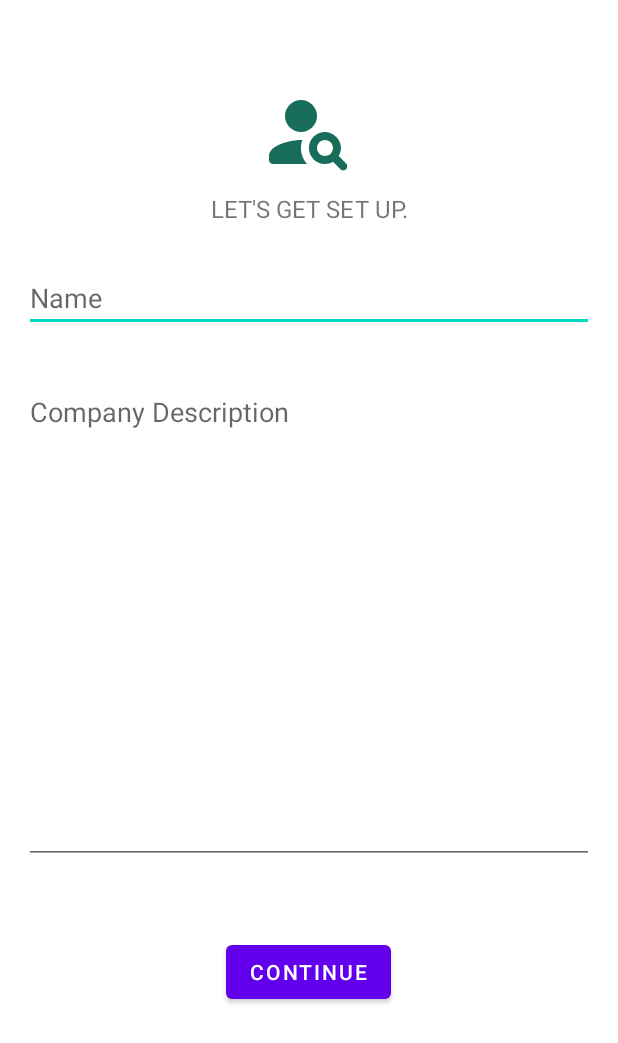
After one commit to MichaelG922/Smarternships, an Android app: the CreateAccountDetailsActivity screen opened directly, with no data from a screen before it, on a phone screen of 412 x 824 dp. The commit adds this screen. Shown: the top 1043 px of the screen. Run offline under Robolectric (Android 15) with nearby library versions, the phone set to English and light mode, and no system bars.

Commit message:
Flushed out create account and added second page to get name and details. The name and details are then saved to the firebase.

```diff
--- a/app/src/main/java/com/example/smarternships/data/model/DataBase.kt
+++ b/app/src/main/java/com/example/smarternships/data/model/DataBase.kt
@@ -12,6 +12,11 @@ class DataBase {
             var users = FirebaseDatabase.getInstance().getReference("users")
             users.child(id).child("username").setValue(name)
         }
+
+        public fun createUser(id: String, user: User) {
+            var users = FirebaseDatabase.getInstance().getReference("users")
+            users.child(id).setValue(user)
+        }
     }
 
 
--- /dev/null
+++ b/app/src/main/java/com/example/smarternships/ui/account/CreateAccountDetailsActivity.kt
@@ -0,0 +1,72 @@
+package com.example.smarternships.ui.account
+
+import android.os.Bundle
+import android.view.View
+import android.widget.Button
+import android.widget.EditText
+import android.widget.Toast
+import androidx.appcompat.app.AppCompatActivity
+import com.example.smarternships.R
+import com.example.smarternships.data.model.DataBase
+import com.example.smarternships.data.model.User
+
+
+class CreateAccountDetailsActivity : AppCompatActivity() {
+
+    private lateinit var mContinueButton: Button
+    private lateinit var mNameTextView: EditText
+    private lateinit var mDescriptionTextView: EditText
+
+    override fun onCreate(savedInstanceState: Bundle?) {
+        super.onCreate(savedInstanceState)
+        supportActionBar?.hide()
+
+        setContentView(R.layout.create_account_details)
+
+        val i = intent
+        val b = i.extras
+
+        val isIntern = b?.getBoolean("ISINTERN");
+
+        mContinueButton = findViewById<View>(R.id.continue_button) as Button
+        mNameTextView = findViewById<View>(R.id.name_editText) as EditText
+        mDescriptionTextView = findViewById<View>(R.id.description_editText) as EditText
+
+        if (isIntern == true) {
+            mDescriptionTextView.hint = "Resume";
+        } else {
+            mDescriptionTextView.hint = "Company Description";
+        }
+
+        mContinueButton.setOnClickListener {
+            var mNameString = mNameTextView.text.toString()
+            var mDescriptionString = mDescriptionTextView.text.toString()
+
+            if(mNameString.isEmpty() || mDescriptionString.isEmpty()) {
+                if (mNameString.isEmpty()) {
+                    Toast.makeText(
+                        this,
+                        "Empty Name Name Field not allowed!",
+                        Toast.LENGTH_SHORT
+                    ).show();
+                }
+
+                if (mDescriptionString.isEmpty()) {
+                    Toast.makeText(
+                        this,
+                        "Empty Description Field not allowed!",
+                        Toast.LENGTH_SHORT
+                    ).show();
+                }
+            }else{
+                var user = isIntern?.let { isInt -> User(mNameString, mDescriptionString, isInt) }
+                if (user != null) {
+                    DataBase.createUser("2", user)
+                    Toast.makeText(applicationContext, "Account Created", Toast.LENGTH_SHORT).show()
+                }
+                // TODO send user to their account
+                // startActivity(Intent())
+            }
+        }
+    }
+}
--- a/app/src/main/java/com/example/smarternships/ui/account/ViewAccount.kt
+++ b/app/src/main/java/com/example/smarternships/ui/account/ViewAccountActivity.kt
@@ -12,7 +12,7 @@ import androidx.appcompat.app.AppCompatActivity
 import com.example.smarternships.R
 import com.example.smarternships.data.model.DataBase
 
-class ViewAccount: AppCompatActivity() {
+class ViewAccountActivity: AppCompatActivity() {
     private lateinit var mTextName: EditText
     private lateinit var mSaveButton: Button
 
--- a/app/src/main/java/com/example/smarternships/ui/register/RegisterActivity.kt
+++ b/app/src/main/java/com/example/smarternships/ui/register/RegisterActivity.kt
@@ -13,7 +13,7 @@ import android.widget.Toast
 import com.example.smarternships.databinding.ActivityRegisterBinding
 
 import com.example.smarternships.R
-import com.example.smarternships.ui.createaccount.CreateAccountActivity
+import com.example.smarternships.ui.account.CreateAccountActivity
 import com.example.smarternships.ui.login.LoggedInUserView
 import com.example.smarternships.ui.login.afterTextChanged
 
--- /dev/null
+++ b/app/src/main/res/layout/create_account_details.xml
@@ -0,0 +1,79 @@
+<?xml version="1.0" encoding="utf-8"?>
+<androidx.constraintlayout.widget.ConstraintLayout xmlns:android="http://schemas.android.com/apk/res/android"
+    xmlns:app="http://schemas.android.com/apk/res-auto"
+    xmlns:tools="http://schemas.android.com/tools"
+    android:id="@+id/container"
+    android:layout_width="match_parent"
+    android:layout_height="match_parent"
+    android:paddingLeft="@dimen/activity_horizontal_margin"
+    android:paddingTop="@dimen/activity_vertical_margin"
+    android:paddingRight="@dimen/activity_horizontal_margin"
+    android:paddingBottom="@dimen/activity_vertical_margin"
+    tools:context=".ui.account.CreateAccountDetailsActivity">
+
+    <ImageView
+        android:id="@+id/imageView"
+        android:layout_width="64dp"
+        android:layout_height="64dp"
+        android:layout_marginTop="40dp"
+        android:contentDescription="@string/smarternship_logo_description"
+        app:layout_constraintEnd_toEndOf="parent"
+        app:layout_constraintStart_toStartOf="parent"
+        app:layout_constraintTop_toTopOf="parent"
+        app:srcCompat="@drawable/logo" />
+
+    <TextView
+        android:id="@+id/textView"
+        android:layout_width="wrap_content"
+        android:layout_height="wrap_content"
+        android:layout_marginTop="112dp"
+        android:text="@string/setup_string"
+        android:textAllCaps="true"
+        android:textSize="16dp"
+        app:layout_constraintEnd_toEndOf="parent"
+        app:layout_constraintHorizontal_bias="0.5"
+        app:layout_constraintStart_toStartOf="parent"
+        app:layout_constraintTop_toTopOf="parent" />
+
+    <EditText
+        android:id="@+id/name_editText"
+        android:layout_width="0dp"
+        android:layout_height="wrap_content"
+        android:layout_marginTop="160dp"
+        android:hint="Name"
+        android:inputType="text"
+        android:selectAllOnFocus="true"
+        app:layout_constraintEnd_toEndOf="parent"
+        app:layout_constraintHorizontal_bias="0.531"
+        app:layout_constraintStart_toStartOf="parent"
+        app:layout_constraintTop_toTopOf="parent" />
+
+    <EditText
+        android:id="@+id/description_editText"
+        android:layout_width="0dp"
+        android:layout_height="324dp"
+        android:layout_marginTop="236dp"
+        android:gravity="top|start"
+        android:hint="Description"
+        android:scrollbars="vertical"
+        android:selectAllOnFocus="true"
+        android:windowSoftInputMode="adjustPan"
+        app:layout_constraintEnd_toEndOf="parent"
+        app:layout_constraintHorizontal_bias="0.531"
+        app:layout_constraintStart_toStartOf="parent"
+        app:layout_constraintTop_toTopOf="parent" />
+
+    <Button
+        android:id="@+id/continue_button"
+        android:layout_width="wrap_content"
+        android:layout_height="wrap_content"
+        android:layout_gravity="start"
+        android:layout_marginTop="608dp"
+        android:text="Continue"
+        app:layout_constraintEnd_toEndOf="parent"
+        app:layout_constraintHorizontal_bias="0.498"
+        app:layout_constraintStart_toStartOf="parent"
+        app:layout_constraintTop_toTopOf="parent" />
+
+
+</androidx.constraintlayout.widget.ConstraintLayout>
```
Also changed, not shown: app/src/main/AndroidManifest.xml (+7 -4 lines), app/src/main/java/com/example/smarternships/data/model/User.kt (added, +7 -0 lines), app/src/main/java/com/example/smarternships/ui/account/CreateAccountActivity.kt (renamed from app/src/main/java/com/example/smarternships/ui/createaccount/CreateAccountActivity.kt, +7 -12 lines), app/src/main/res/layout/create_account.xml (+4 -7 lines).
